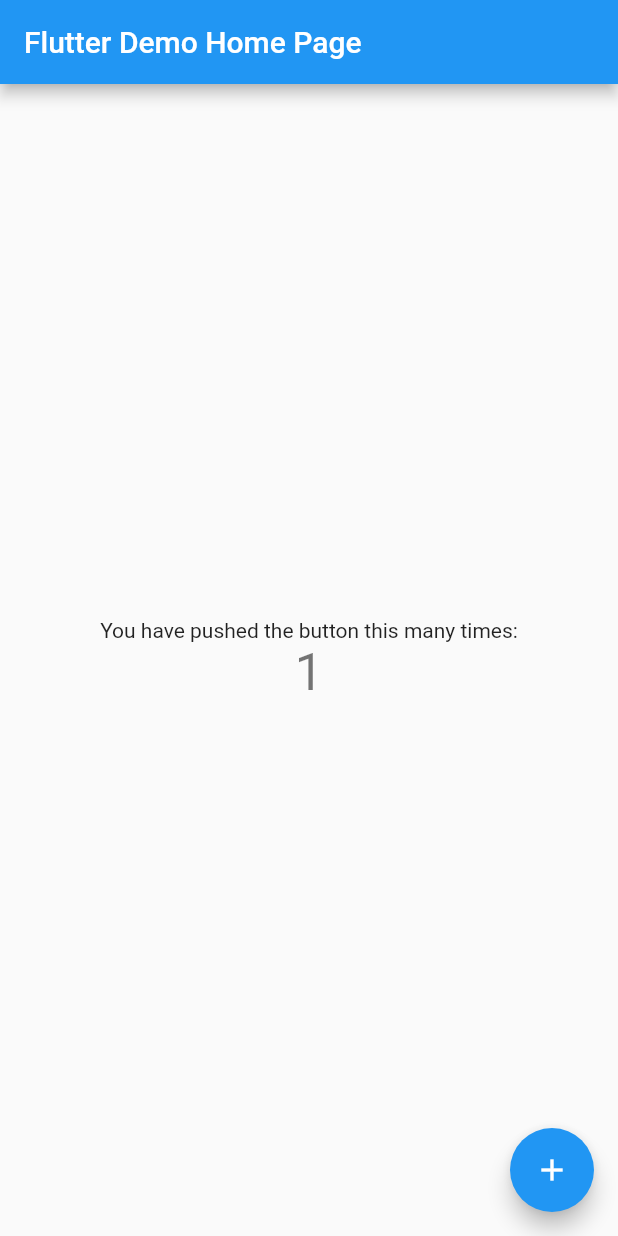
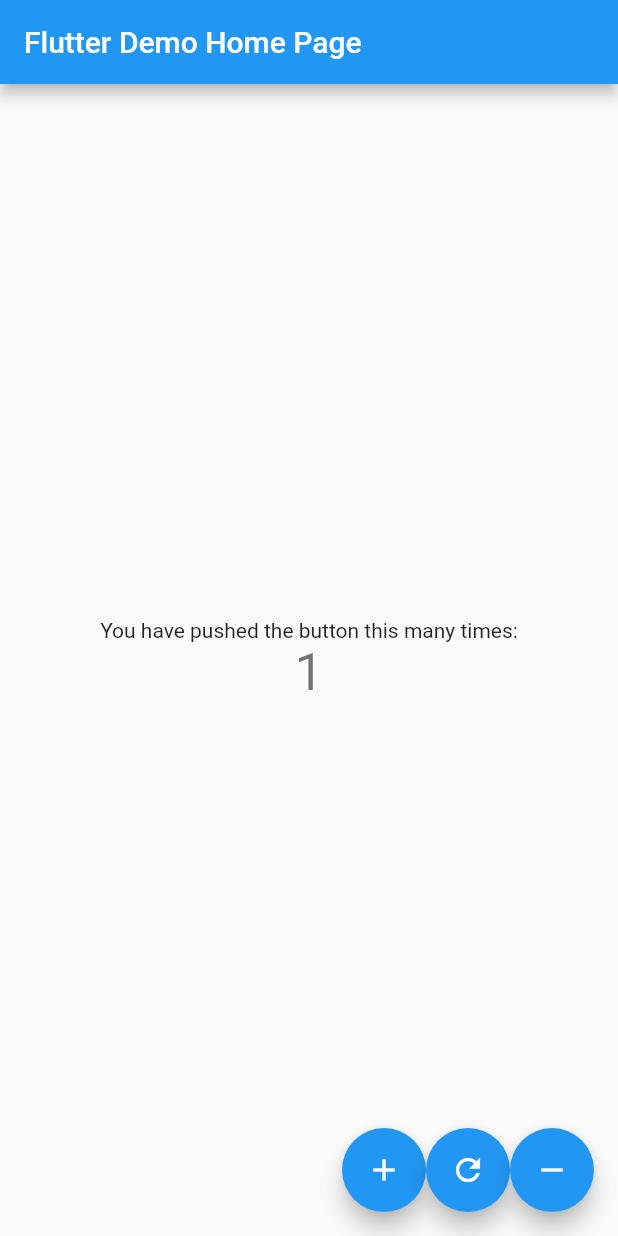
Before and after one commit to Shahadat3031/flutter-bloc-example, a Flutter app: the screen it shows after launch, after a tap on the "add" icon, on a phone screen of 412 x 824 dp. Run offline on Flutter 3.47's test engine with Material 2 defaults, Android fonts, the phone set to English and light mode, and no system bars.

```diff
--- a/lib/bloc/counter_bloc.dart
+++ b/lib/bloc/counter_bloc.dart
@@ -1,7 +1,33 @@
 import 'dart:async';
 
+enum CounterAction { increment, decrement, reset }
+
 class CounterBloc {
+  late int counter;
+
   final _stateStreamController = StreamController<int>();
   StreamSink<int> get counterSink => _stateStreamController.sink;
   Stream<int> get counterStream => _stateStreamController.stream;
+
+  //for event
+  final _eventStreamController = StreamController<CounterAction>();
+  StreamSink<CounterAction> get eventSink => _eventStreamController.sink;
+  Stream<CounterAction> get eventStream => _eventStreamController.stream;
+
+  CounterBloc() {
+    counter = 0;
+    eventStream.listen((event) {
+      if (event == CounterAction.increment) {
+        counter++;
+        print(counter);
+      } else if (event == CounterAction.decrement) {
+        counter--;
+        print(counter);
+      } else if (event == CounterAction.reset) {
+        counter = 0;
+        print(counter);
+      }
+      counterSink.add(counter);
+    });
+  }
 }
--- a/lib/main.dart
+++ b/lib/main.dart
@@ -29,7 +29,6 @@ class MyHomePage extends StatefulWidget {
 }
 
 class _MyHomePageState extends State<MyHomePage> {
-  int _counter = 0;
   CounterBloc counterBloc = CounterBloc();
 
   @override
@@ -48,9 +47,10 @@ class _MyHomePageState extends State<MyHomePage> {
             ),
             StreamBuilder(
               stream: counterBloc.counterStream,
+              initialData: 0,
               builder: (context, snapshot) {
                 return Text(
-                  '$_counter',
+                  '${snapshot.data}',
                   style: Theme.of(context).textTheme.headline4,
                 );
               },
@@ -58,13 +58,31 @@ class _MyHomePageState extends State<MyHomePage> {
           ],
         ),
       ),
-      floatingActionButton: FloatingActionButton(
-        onPressed: () {
-          _counter++;
-          counterBloc.counterSink.add(_counter);
-        },
-        tooltip: 'Increment',
-        child: const Icon(Icons.add),
+      floatingActionButton: Row(
+        mainAxisAlignment: MainAxisAlignment.end,
+        children: [
+          FloatingActionButton(
+            onPressed: () {
+              counterBloc.eventSink.add(CounterAction.increment);
+            },
+            tooltip: 'Increment',
+            child: const Icon(Icons.add),
+          ),
+          FloatingActionButton(
+            onPressed: () {
+              counterBloc.eventSink.add(CounterAction.reset);
+            },
+            tooltip: 'Reset',
+            child: const Icon(Icons.refresh),
+          ),
+          FloatingActionButton(
+            onPressed: () {
+              counterBloc.eventSink.add(CounterAction.decrement);
+            },
+            tooltip: 'Decrement',
+            child: const Icon(Icons.remove),
+          ),
+        ],
       ),
     );
   }
```
